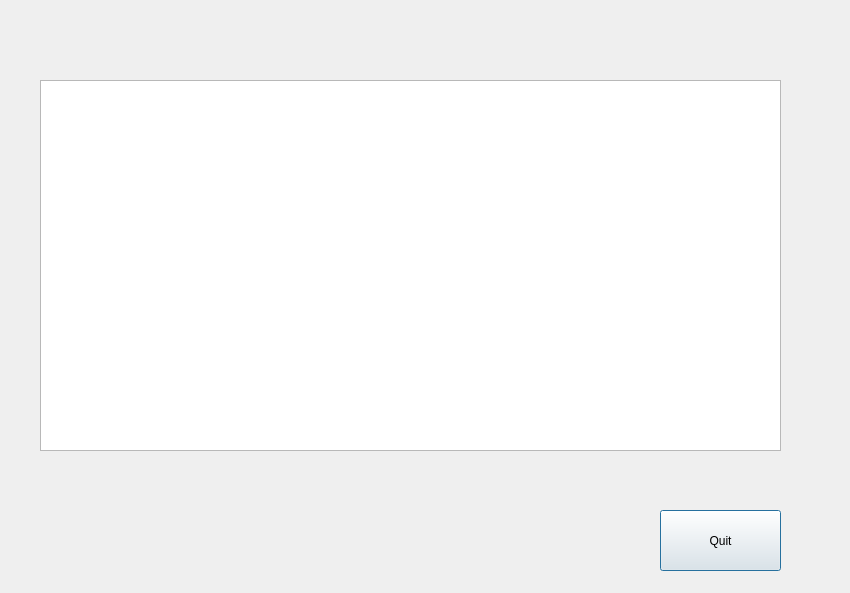
Old version of the form rankdialog.ui in the repository NorthOuterTowner/Bejeweled4.
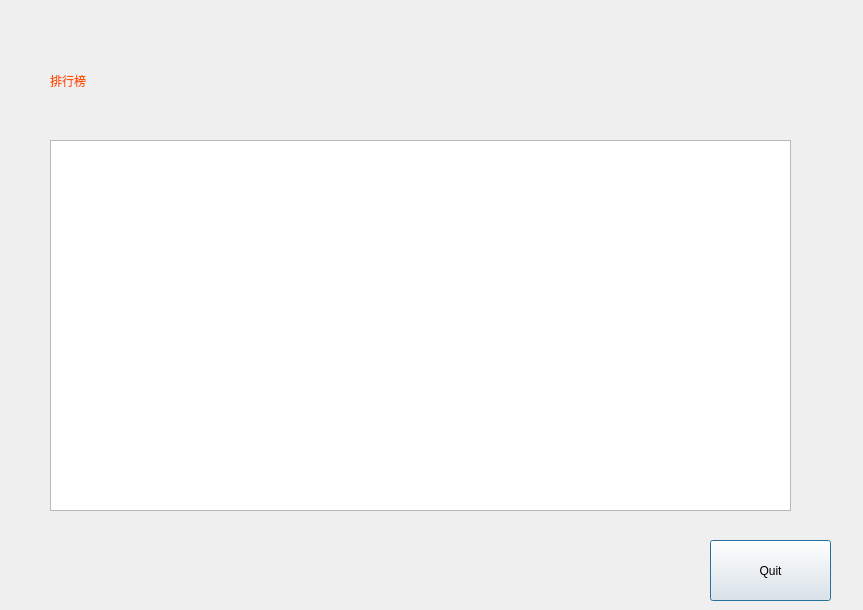
New version of the form.

Commit message: 排行榜背景

```diff
--- a/rankdialog.ui
+++ b/rankdialog.ui
@@ -6,8 +6,8 @@
    <rect>
     <x>0</x>
     <y>0</y>
-    <width>850</width>
-    <height>593</height>
+    <width>863</width>
+    <height>610</height>
    </rect>
   </property>
   <property name="windowTitle">
@@ -16,12 +16,15 @@
   <widget class="QPushButton" name="pushButton">
    <property name="geometry">
     <rect>
-     <x>660</x>
-     <y>510</y>
+     <x>710</x>
+     <y>540</y>
      <width>121</width>
      <height>61</height>
     </rect>
    </property>
+   <property name="styleSheet">
+    <string notr="true">font: 20pt &quot;Microsoft YaHei UI&quot;;</string>
+   </property>
    <property name="text">
     <string>Quit</string>
    </property>
@@ -29,13 +32,30 @@
   <widget class="QTableWidget" name="tableWidget">
    <property name="geometry">
     <rect>
-     <x>40</x>
-     <y>80</y>
+     <x>50</x>
+     <y>140</y>
      <width>741</width>
      <height>371</height>
     </rect>
    </property>
   </widget>
+  <widget class="QLabel" name="label">
+   <property name="geometry">
+    <rect>
+     <x>50</x>
+     <y>40</y>
+     <width>451</width>
+     <height>81</height>
+    </rect>
+   </property>
+   <property name="styleSheet">
+    <string notr="true">font: 50pt &quot;楷体&quot;;
+color: rgb(255, 85, 0);</string>
+   </property>
+   <property name="text">
+    <string>排行榜</string>
+   </property>
+  </widget>
  </widget>
  <resources/>
  <connections/>
```
The commit also changes 5 other files.
